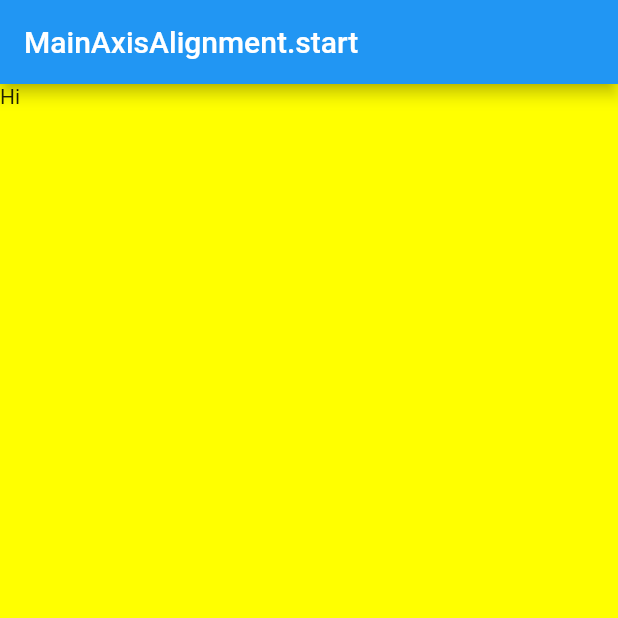
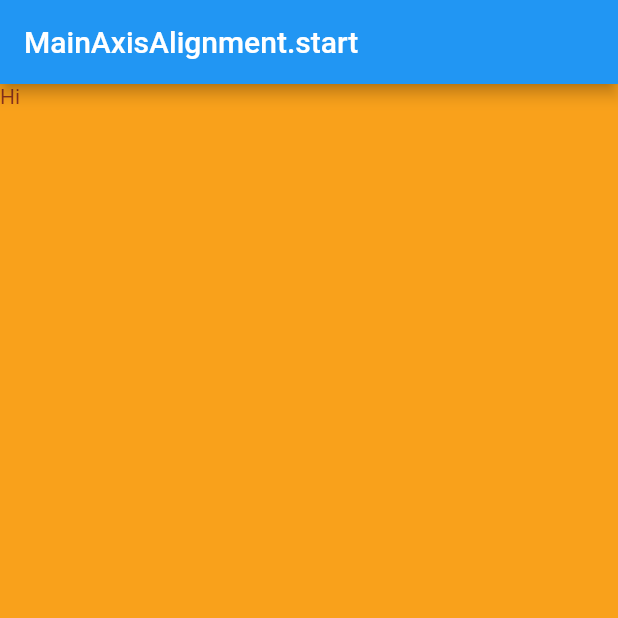
Before and after one commit to after-six/flutter-layout-wonwoo, a Flutter app: the screen it shows after launch, on a phone screen of 412 x 824 dp, the top half of it. Run offline on Flutter 3.47's test engine with Material 2 defaults, Android fonts, the phone set to English and light mode, and no system bars.

```diff
--- a/lib/main.dart
+++ b/lib/main.dart
@@ -15,6 +15,9 @@ class MyApp extends StatelessWidget {
           height: double.infinity,
           width: double.infinity,
           decoration: BoxDecoration(color: Colors.yellowAccent),
+          foregroundDecoration: BoxDecoration(
+            color: Colors.red.withOpacity(0.5),
+          ),
           child: Text("Hi"),
         ),
       ),
```
